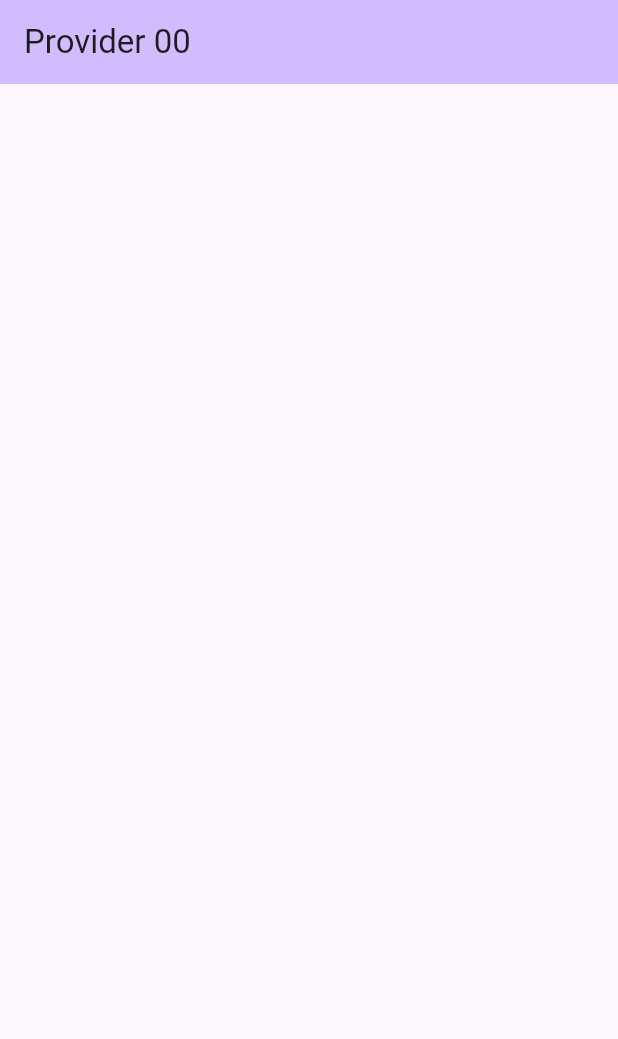
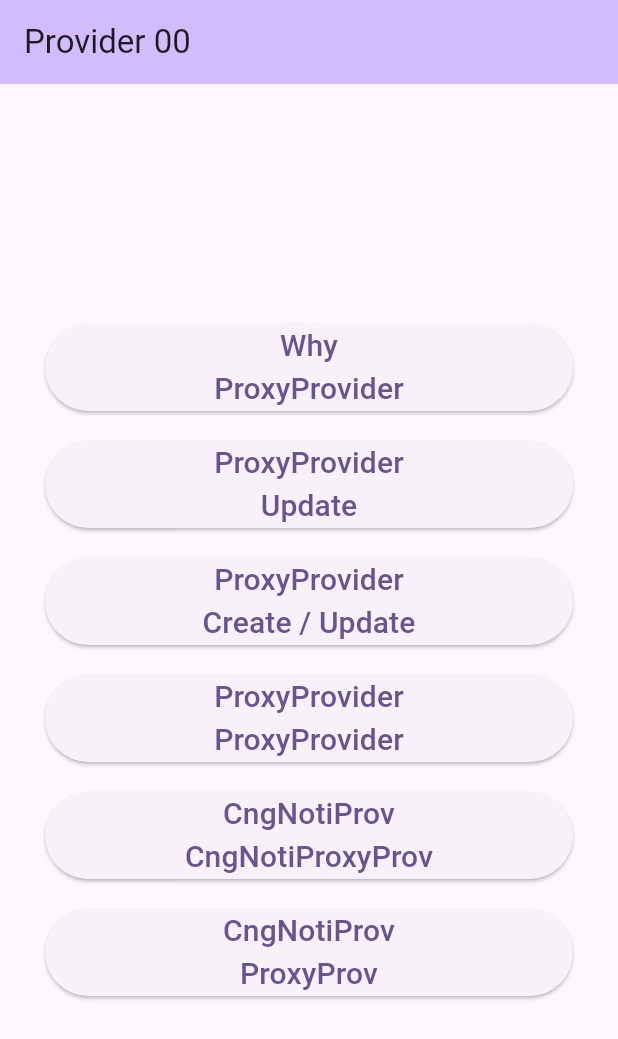
Before and after one commit to DONGL3XD/Learn_Flutter, a Flutter app: the screen it shows after launch, on a phone screen of 412 x 824 dp. Shown: the top 1039 px of the screen. Run offline on Flutter 3.47's test engine with Material 3 defaults, Android fonts, the phone set to English and light mode, and no system bars.

Commit message:
25.05.03 ~Chapter 27

```diff
--- a/analysis_options.yaml
+++ b/analysis_options.yaml
@@ -7,7 +7,7 @@
 
 # The following line activates a set of recommended lints for Flutter apps,
 # packages, and plugins designed to encourage good coding practices.
-include: package:flutter_lints/flutter.yaml
+# include: package:flutter_lints/flutter.yaml
 
 linter:
   # The lint rules applied to this project can be customized in the
--- /dev/null
+++ b/devtools_options.yaml
@@ -0,0 +1,3 @@
+description: This file stores settings for Dart & Flutter DevTools.
+documentation: https://docs.flutter.dev/tools/devtools/extensions#configure-extension-enablement-states
+extensions:
--- a/lib/main.dart
+++ b/lib/main.dart
@@ -4,6 +4,12 @@
 //     "dart.previewFlutterUiGuides": true,
 
 import 'package:flutter/material.dart';
+import 'package:myapp/pages/chgnotiprov_chgnotiproxyprov.dart';
+import 'package:myapp/pages/cngnoriprov_proxyprov.dart';
+import 'package:myapp/pages/proxyprov_create_update.dart';
+import 'package:myapp/pages/proxyprov_proxyprov.dart';
+import 'package:myapp/pages/proxyprov_update.dart';
+import 'package:myapp/pages/why_proxyprovider.dart';
 
 void main() {
   runApp(const MyApp());
@@ -16,7 +22,7 @@ class MyApp extends StatelessWidget {
   @override
   Widget build(BuildContext context) {
     return MaterialApp(
-      title: 'Provider 00',
+      title: 'Proxy Provider Demo',
       theme: ThemeData(
         colorScheme: ColorScheme.fromSeed(seedColor: Colors.deepPurple),
         useMaterial3: true,
@@ -41,7 +47,97 @@ class _MyHomePageState extends State<MyHomePage> {
         backgroundColor: Theme.of(context).colorScheme.inversePrimary,
         title: Text("Provider 00"),
       ),
-      body: Column(),
+      body: Center(
+        child: Padding(
+          padding: EdgeInsets.symmetric(horizontal: 30),
+          child: ListView(
+            shrinkWrap: true,
+            children: [
+              ElevatedButton(
+                onPressed:
+                    () => Navigator.push(
+                      context,
+                      MaterialPageRoute(builder: (_) => WhyProxyProvider()),
+                    ),
+                child: Text(
+                  'Why\nProxyProvider',
+                  style: TextStyle(fontSize: 20),
+                  textAlign: TextAlign.center,
+                ),
+              ),
+              SizedBox(height: 20),
+              ElevatedButton(
+                onPressed:
+                    () => Navigator.push(
+                      context,
+                      MaterialPageRoute(builder: (_) => ProxyprovUpdate()),
+                    ),
+                child: Text(
+                  'ProxyProvider\nUpdate',
+                  style: TextStyle(fontSize: 20),
+                  textAlign: TextAlign.center,
+                ),
+              ),
+              SizedBox(height: 20),
+              ElevatedButton(
+                onPressed:
+                    () => Navigator.push(
+                      context,
+                      MaterialPageRoute(
+                        builder: (_) => ProxyprovCreateUpdate(),
+                      ),
+                    ),
+                child: Text(
+                  'ProxyProvider\nCreate / Update',
+                  style: TextStyle(fontSize: 20),
+                  textAlign: TextAlign.center,
+                ),
+              ),
+              SizedBox(height: 20),
+              ElevatedButton(
+                onPressed:
+                    () => Navigator.push(
+                      context,
+                      MaterialPageRoute(builder: (_) => ProxyprovProxyprov()),
+                    ),
+                child: Text(
+                  'ProxyProvider\nProxyProvider',
+                  style: TextStyle(fontSize: 20),
+                  textAlign: TextAlign.center,
+                ),
+              ),
+              SizedBox(height: 20),
+              ElevatedButton(
+                onPressed:
+                    () => Navigator.push(
+                      context,
+                      MaterialPageRoute(
+                        builder: (_) => ChgNotiProvChgNotiProxyProv(),
+                      ),
+                    ),
+                child: Text(
+                  'CngNotiProv\nCngNotiProxyProv',
+                  style: TextStyle(fontSize: 20),
+                  textAlign: TextAlign.center,
+                ),
+              ),
+              SizedBox(height: 20),
+              ElevatedButton(
+                onPressed:
+                    () => Navigator.push(
+                      context,
+                      MaterialPageRoute(builder: (_) => ChgNotiProvProxyProv()),
+                    ),
+                child: Text(
+                  'CngNotiProv\nProxyProv',
+                  style: TextStyle(fontSize: 20),
+                  textAlign: TextAlign.center,
+                ),
+              ),
+            ],
+          ),
+        ),
+      ),
     );
   }
 }
```
Also changed, not shown: lib/pages/chgnotiprov_chgnotiproxyprov.dart (added, +91 -0 lines), lib/pages/cngnoriprov_proxyprov.dart (added, +83 -0 lines), lib/pages/proxyprov_create_update.dart (added, +79 -0 lines), lib/pages/proxyprov_proxyprov.dart (added, +77 -0 lines), lib/pages/proxyprov_update.dart (added, +72 -0 lines), lib/pages/why_proxyprovider.dart (added, +72 -0 lines).
